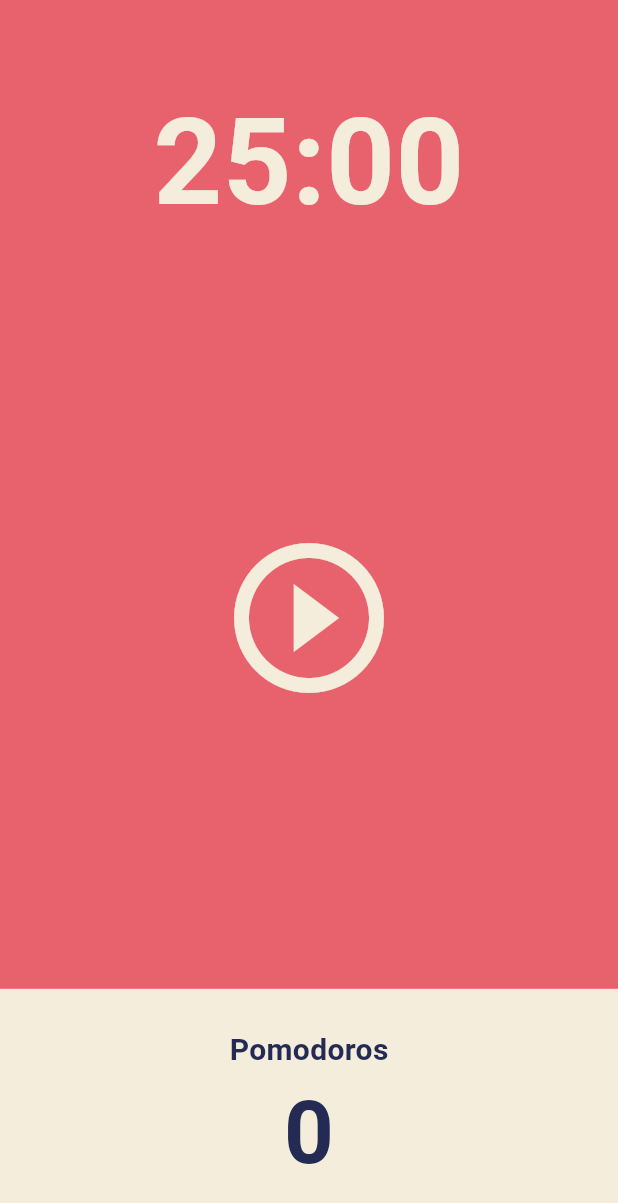
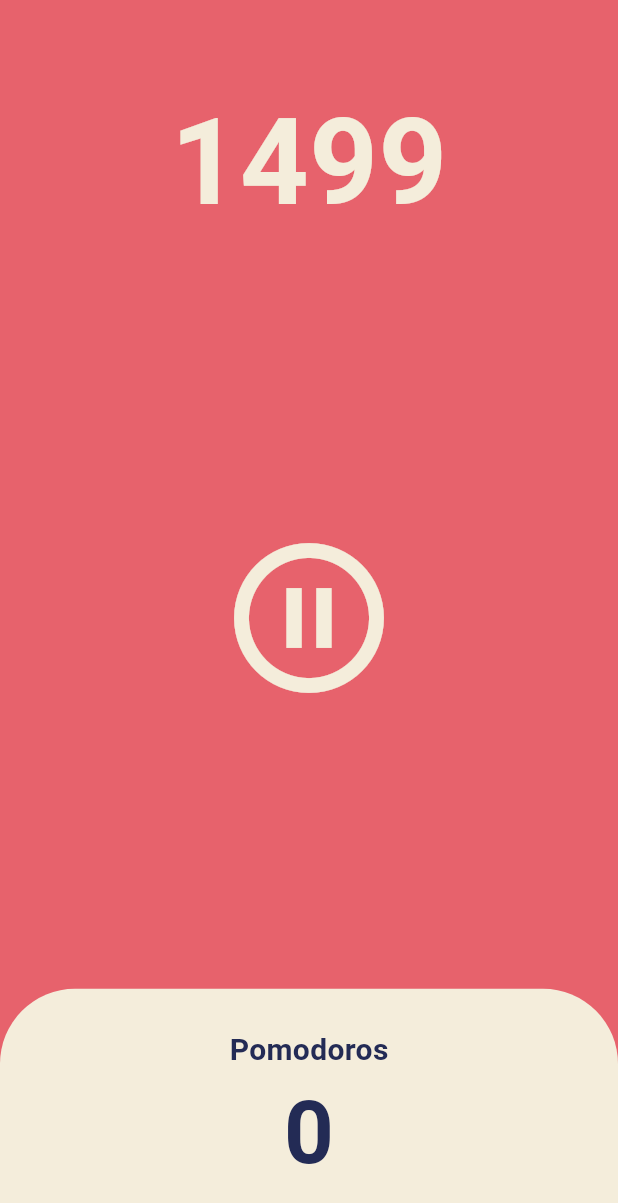
Before and after one commit to helious23/toonflix_again, a Flutter app: the screen it shows after launch, after a tap on the "play circle outline" icon, on a phone screen of 412 x 824 dp. Shown: the top 1203 px of the screen. Run offline on Flutter 3.47's test engine with Material 3 defaults, Android fonts, the phone set to English and light mode, and no system bars.

Commit message:
#5.2 Pause Play

```diff
--- a/lib/screens/home_screen.dart
+++ b/lib/screens/home_screen.dart
@@ -1,3 +1,5 @@
+import 'dart:async';
+
 import 'package:flutter/material.dart';
 
 class HomeScreen extends StatefulWidget {
@@ -8,6 +10,31 @@ class HomeScreen extends StatefulWidget {
 }
 
 class _HomeScreenState extends State<HomeScreen> {
+  int totalSeconds = 1500;
+  bool isRunning = false;
+  late Timer timer;
+
+  void onTick(Timer timer) {
+    setState(() {
+      totalSeconds--;
+    });
+  }
+
+  void onStartPressed() {
+    isRunning = true;
+    timer = Timer.periodic(const Duration(seconds: 1), onTick);
+    setState(() {
+      isRunning = true;
+    });
+  }
+
+  void onPausePressed() {
+    timer.cancel();
+    setState(() {
+      isRunning = false;
+    });
+  }
+
   @override
   Widget build(BuildContext context) {
     return Scaffold(
@@ -19,7 +46,7 @@ class _HomeScreenState extends State<HomeScreen> {
             child: Container(
               alignment: Alignment.bottomCenter,
               child: Text(
-                '25:00',
+                '$totalSeconds',
                 style: TextStyle(
                   fontSize: 80,
                   fontWeight: FontWeight.w600,
@@ -34,8 +61,14 @@ class _HomeScreenState extends State<HomeScreen> {
               child: IconButton(
                 iconSize: 120,
                 color: Theme.of(context).cardColor,
-                onPressed: () {},
-                icon: const Icon(Icons.play_circle_outline),
+                onPressed: isRunning
+                    ? onPausePressed
+                    : onStartPressed,
+                icon: Icon(
+                  isRunning
+                      ? Icons.pause_circle_outline
+                      : Icons.play_circle_outline,
+                ),
               ),
             ),
           ),
@@ -47,6 +80,10 @@ class _HomeScreenState extends State<HomeScreen> {
                   child: Container(
                     decoration: BoxDecoration(
                       color: Theme.of(context).cardColor,
+                      borderRadius: const BorderRadius.only(
+                        topLeft: Radius.circular(50),
+                        topRight: Radius.circular(50),
+                      ),
                     ),
                     child: Column(
                       mainAxisAlignment: MainAxisAlignment.center,
```
Also changed, not shown: 1 other file.
